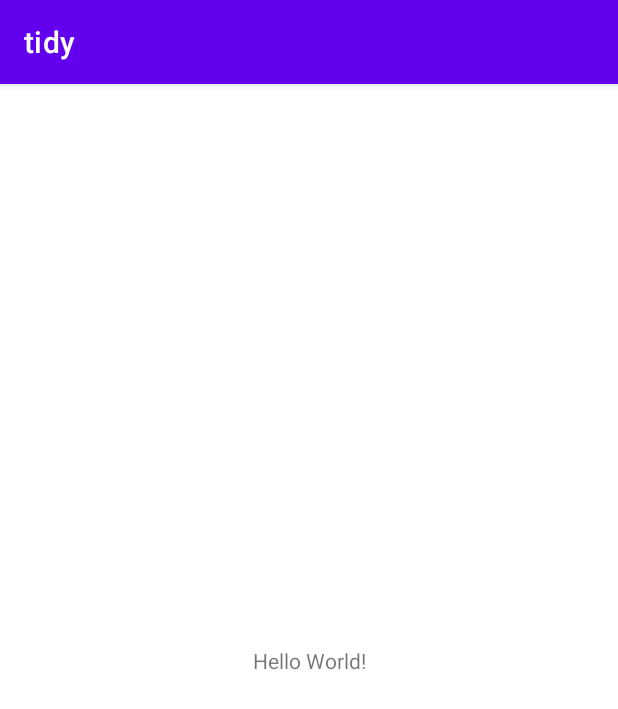
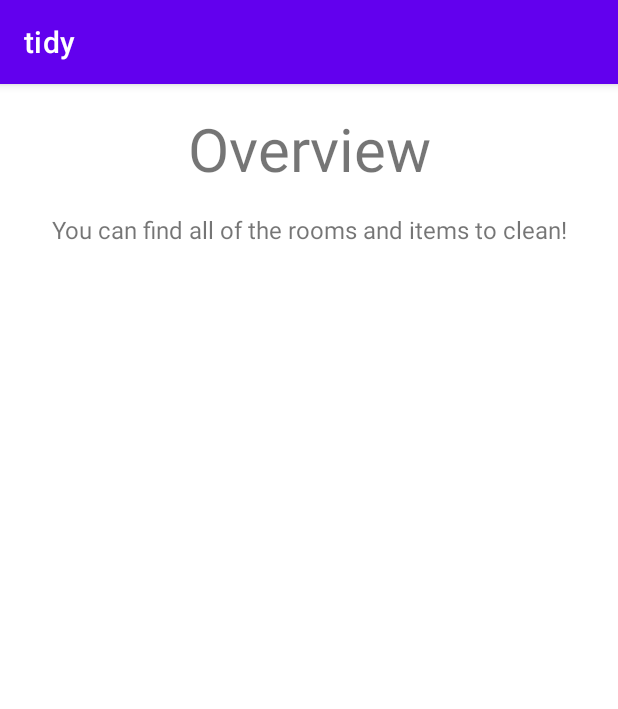
Before and after one commit to KarimSamaha98/tidy_app, an Android app: the screen it shows after launch (MainActivity), on a phone screen of 412 x 824 dp. Shown: the top 709 px of the screen. Run offline under Robolectric (Android 15) with nearby library versions, the phone set to English and light mode, and no system bars; our stand-ins replace data binding.

Commit message:
feat: started overview fragment

```diff
--- a/tidy/app/build.gradle
+++ b/tidy/app/build.gradle
@@ -1,6 +1,10 @@
 plugins {
     id 'com.android.application'
     id 'kotlin-android'
+
+//    Passing arguments between fragments
+    id 'kotlin-parcelize'
+    id 'androidx.navigation.safeargs.kotlin'
 }
 
 android {
@@ -30,6 +34,9 @@ android {
     kotlinOptions {
         jvmTarget = '1.8'
     }
+    buildFeatures {
+        dataBinding true
+    }
 }
 
 dependencies {
@@ -39,7 +46,16 @@ dependencies {
     implementation 'androidx.appcompat:appcompat:1.4.0'
     implementation 'com.google.android.material:material:1.4.0'
     implementation 'androidx.constraintlayout:constraintlayout:2.1.2'
+    implementation 'androidx.legacy:legacy-support-v4:1.0.0'
+    implementation 'androidx.lifecycle:lifecycle-livedata-ktx:2.4.0'
+    implementation 'androidx.lifecycle:lifecycle-viewmodel-ktx:2.4.0'
     testImplementation 'junit:junit:4.+'
     androidTestImplementation 'androidx.test.ext:junit:1.1.3'
     androidTestImplementation 'androidx.test.espresso:espresso-core:3.4.0'
+
+//    Navigation Dependency
+    implementation 'androidx.navigation:navigation-fragment-ktx:2.3.5'
+    implementation 'androidx.navigation:navigation-ui-ktx:2.3.5'
+//    Recycler View Dependency
+    implementation 'com.google.android.material:material:1.1.0'
 }
--- a/tidy/app/src/main/java/com/epfl/esl/tidy/MainActivity.kt
+++ b/tidy/app/src/main/java/com/epfl/esl/tidy/MainActivity.kt
@@ -2,10 +2,15 @@ package com.epfl.esl.tidy
 
 import androidx.appcompat.app.AppCompatActivity
 import android.os.Bundle
+import androidx.databinding.DataBindingUtil
+import com.epfl.esl.tidy.databinding.ActivityMainBinding
 
 class MainActivity : AppCompatActivity() {
+    private lateinit var binding : ActivityMainBinding
+
     override fun onCreate(savedInstanceState: Bundle?) {
         super.onCreate(savedInstanceState)
-        setContentView(R.layout.activity_main)
+
+        binding = DataBindingUtil.setContentView(this, R.layout.activity_main)
     }
 }
--- /dev/null
+++ b/tidy/app/src/main/java/com/epfl/esl/tidy/OverviewFragment.kt
@@ -0,0 +1,38 @@
+package com.epfl.esl.tidy
+
+import androidx.lifecycle.ViewModelProvider
+import android.os.Bundle
+import androidx.fragment.app.Fragment
+import android.view.LayoutInflater
+import android.view.View
+import android.view.ViewGroup
+import androidx.databinding.DataBindingUtil
+import com.epfl.esl.tidy.databinding.FragmentOverviewBinding
+
+class OverviewFragment : Fragment() {
+
+    companion object {
+        fun newInstance() = OverviewFragment()
+    }
+
+    private lateinit var viewModel: OverviewViewModel
+    private lateinit var binding : FragmentOverviewBinding
+
+    override fun onCreateView(
+        inflater: LayoutInflater, container: ViewGroup?,
+        savedInstanceState: Bundle?
+    ): View? {
+
+        binding = DataBindingUtil.inflate(inflater, R.layout.fragment_overview,
+            container, false)
+
+        return inflater.inflate(R.layout.fragment_overview, container, false)
+    }
+
+    override fun onActivityCreated(savedInstanceState: Bundle?) {
+        super.onActivityCreated(savedInstanceState)
+        viewModel = ViewModelProvider(this).get(OverviewViewModel::class.java)
+        // TODO: Use the ViewModel
+    }
+
+}
--- /dev/null
+++ b/tidy/app/src/main/java/com/epfl/esl/tidy/OverviewViewModel.kt
@@ -0,0 +1,7 @@
+package com.epfl.esl.tidy
+
+import androidx.lifecycle.ViewModel
+
+class OverviewViewModel : ViewModel() {
+    // TODO: Implement the ViewModel
+}
--- a/tidy/app/src/main/res/layout/activity_main.xml
+++ b/tidy/app/src/main/res/layout/activity_main.xml
@@ -1,18 +1,21 @@
 <?xml version="1.0" encoding="utf-8"?>
-<androidx.constraintlayout.widget.ConstraintLayout xmlns:android="http://schemas.android.com/apk/res/android"
-    xmlns:app="http://schemas.android.com/apk/res-auto"
+<layout
     xmlns:tools="http://schemas.android.com/tools"
-    android:layout_width="match_parent"
-    android:layout_height="match_parent"
-    tools:context=".MainActivity">
+    xmlns:android="http://schemas.android.com/apk/res/android"
+    xmlns:app="http://schemas.android.com/apk/res-auto">
+    <androidx.constraintlayout.widget.ConstraintLayout
+        android:layout_width="match_parent"
+        android:layout_height="match_parent"
+        tools:context=".MainActivity">
 
-    <TextView
-        android:layout_width="wrap_content"
-        android:layout_height="wrap_content"
-        android:text="Hello World!"
-        app:layout_constraintBottom_toBottomOf="parent"
-        app:layout_constraintLeft_toLeftOf="parent"
-        app:layout_constraintRight_toRightOf="parent"
-        app:layout_constraintTop_toTopOf="parent" />
+        <fragment
+            android:id="@+id/overviewFragment"
+            android:name="androidx.navigation.fragment.NavHostFragment"
+            android:layout_width="match_parent"
+            android:layout_height="match_parent"
+            app:defaultNavHost="true"
+            app:navGraph="@navigation/navigation"/>
 
-</androidx.constraintlayout.widget.ConstraintLayout>
+
+    </androidx.constraintlayout.widget.ConstraintLayout>
+</layout>
--- /dev/null
+++ b/tidy/app/src/main/res/layout/fragment_overview.xml
@@ -0,0 +1,47 @@
+<?xml version="1.0" encoding="utf-8"?>
+<layout xmlns:tools="http://schemas.android.com/tools"
+    xmlns:android="http://schemas.android.com/apk/res/android"
+    xmlns:app="http://schemas.android.com/apk/res-auto">
+    <androidx.constraintlayout.widget.ConstraintLayout
+        android:layout_width="match_parent"
+        android:layout_height="match_parent"
+        tools:context=".MainActivity">
+
+        <TextView
+            android:id="@+id/overviewTitle"
+            android:layout_width="wrap_content"
+            android:layout_height="wrap_content"
+            android:layout_marginTop="16dp"
+            android:text="@string/overview_title"
+            android:textSize="40dp"
+            android:gravity="center"
+            app:layout_constraintEnd_toEndOf="parent"
+            app:layout_constraintStart_toStartOf="parent"
+            app:layout_constraintTop_toTopOf="parent" />
+
+        <TextView
+            android:id="@+id/overviewDescription"
+            android:layout_width="wrap_content"
+            android:layout_height="wrap_content"
+            android:layout_marginTop="16dp"
+            android:text="@string/overview_desc"
+            android:textSize="16dp"
+            android:gravity="center"
+            app:layout_constraintEnd_toEndOf="parent"
+            app:layout_constraintStart_toStartOf="parent"
+            app:layout_constraintTop_toBottomOf="@+id/overviewTitle" />
+
+
+        <androidx.recyclerview.widget.RecyclerView
+            android:id="@+id/recycler_view_items"
+            android:layout_width="wrap_content"
+            android:layout_height="100dp"
+            android:layout_marginTop="36dp"
+            app:layout_constraintEnd_toEndOf="parent"
+            app:layout_constraintStart_toStartOf="parent"
+            app:layout_constraintTop_toBottomOf="@+id/overviewDescription" />
+
+    </androidx.constraintlayout.widget.ConstraintLayout>
+
+
+</layout>
--- /dev/null
+++ b/tidy/app/src/main/res/navigation/navigation.xml
@@ -0,0 +1,11 @@
+<?xml version="1.0" encoding="utf-8"?>
+<navigation xmlns:android="http://schemas.android.com/apk/res/android"
+    xmlns:app="http://schemas.android.com/apk/res-auto"
+    android:id="@+id/navigation.xml"
+    app:startDestination="@id/overviewFragment2">
+
+    <fragment
+        android:id="@+id/overviewFragment2"
+        android:name="com.epfl.esl.tidy.OverviewFragment"
+        android:label="OverviewFragment" />
+</navigation>
--- a/tidy/app/src/main/res/values/strings.xml
+++ b/tidy/app/src/main/res/values/strings.xml
@@ -1,3 +1,5 @@
 <resources>
     <string name="app_name">tidy</string>
+    <string name="overview_title">Overview</string>
+    <string name="overview_desc">You can find all of the rooms and items to clean!</string>
 </resources>
--- a/tidy/build.gradle
+++ b/tidy/build.gradle
@@ -7,7 +7,9 @@ buildscript {
     }
     dependencies {
         classpath "com.android.tools.build:gradle:4.2.2"
-        classpath "org.jetbrains.kotlin:kotlin-gradle-plugin:$kotlin_version"
+        classpath "org.jetbrains.kotlin:kotlin-gradle-plugin:1.5.31"
+        classpath "android.arch.navigation:navigation-safe-args-gradle-plugin:1.0.0"
+
 
         // NOTE: Do not place your application dependencies here; they belong
         // in the individual module build.gradle files
```
